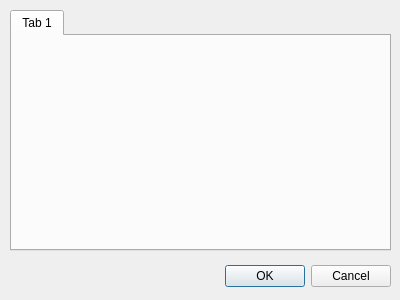
mavlink/qgroundcontrol, file src/ui/hud2/HUD2InstrumentsDialog.ui: the form before one commit.
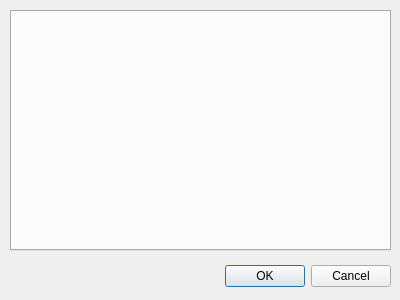
The form after the commit.

```diff
--- a/src/ui/hud2/HUD2InstrumentsDialog.ui
+++ b/src/ui/hud2/HUD2InstrumentsDialog.ui
@@ -41,11 +41,6 @@
    <property name="currentIndex">
     <number>0</number>
    </property>
-   <widget class="QWidget" name="tab">
-    <attribute name="title">
-     <string>Tab 1</string>
-    </attribute>
-   </widget>
   </widget>
  </widget>
  <resources/>
```
Left out of the diff: 2 changed lines with no effect on the pictures.
